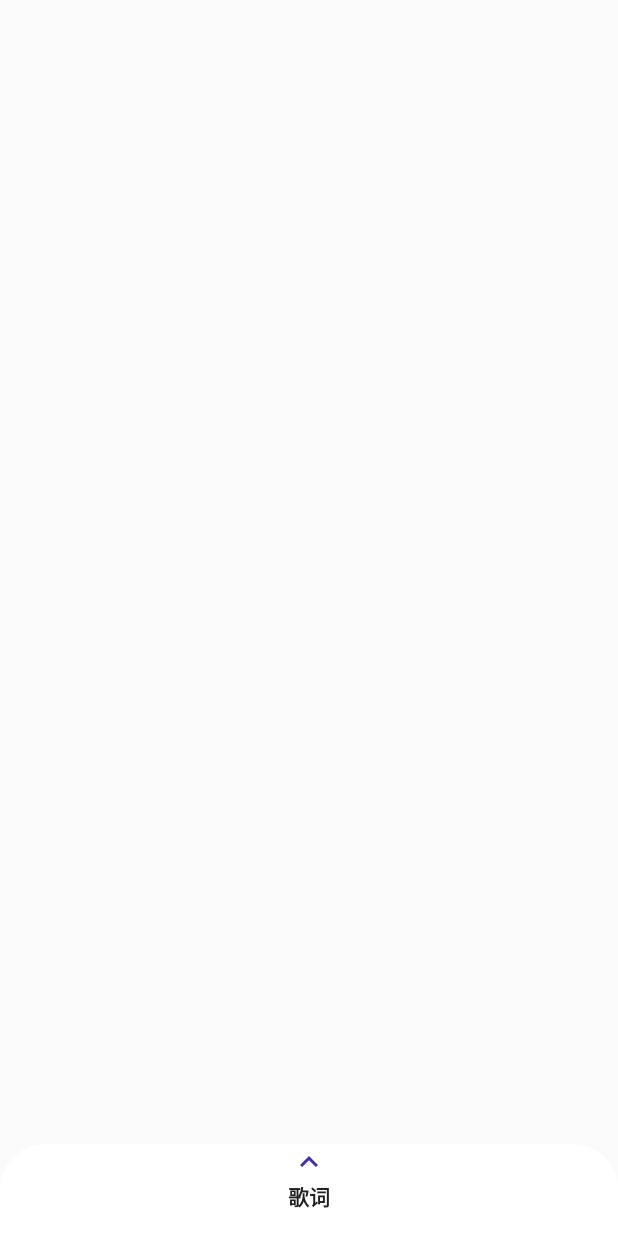
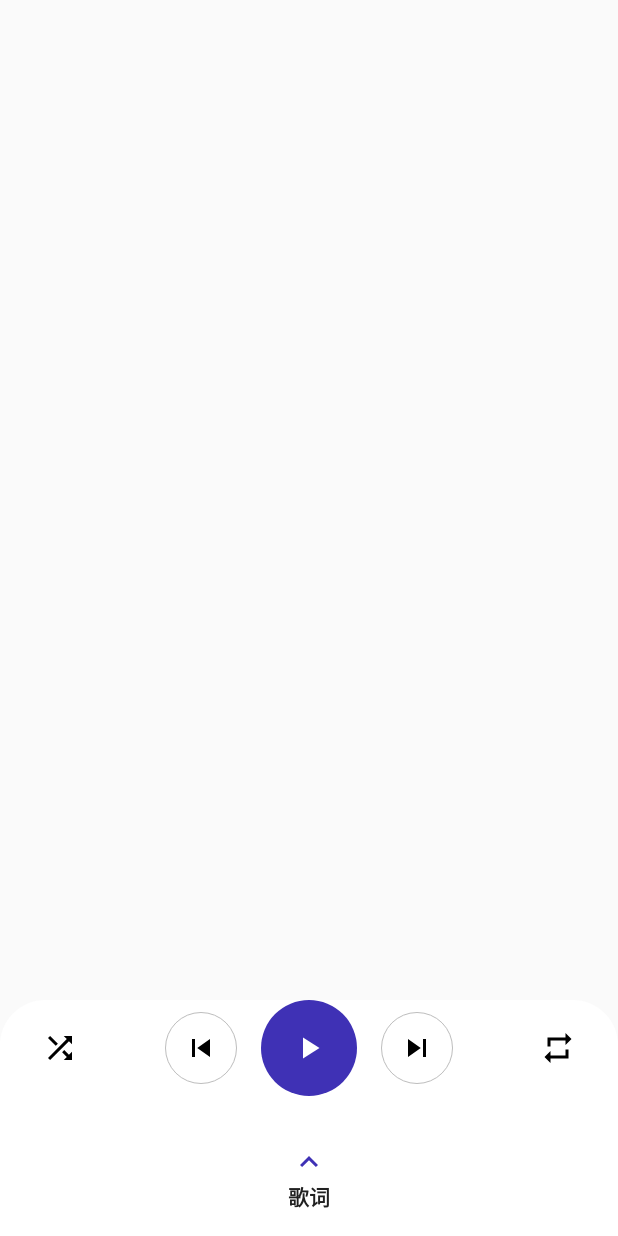
Before and after one commit to xiaoxiong1006/demo0501_MusicPlayerUIDesign, an Android app: the screen it shows after launch (MainActivity), on a phone screen of 412 x 824 dp. Before the commit the screen is almost empty. Run offline under Robolectric (Android 15) with nearby library versions, the phone set to English and light mode, and no system bars.

Commit message:
Feature:add play button groups view and fix play button background file name

```diff
--- a/app/src/main/res/layout/activity_main.xml
+++ b/app/src/main/res/layout/activity_main.xml
@@ -36,6 +36,72 @@
             android:contentDescription="@string/up_description"
             android:tint="@color/colorPrimary"/>
 
+        <ImageButton
+            android:id="@+id/button_play"
+            android:layout_width="64dp"
+            android:layout_height="64dp"
+            app:layout_constraintBottom_toTopOf="@+id/image_lyrics"
+            android:layout_marginBottom="32dp"
+            app:layout_constraintEnd_toEndOf="parent"
+            app:layout_constraintStart_toStartOf="parent"
+            android:src="@drawable/ic_play"
+            android:background="@drawable/play_button_background"
+            android:tint="@color/colorWhite"
+            android:contentDescription="@string/app_name"
+            android:padding="16dp"/>
+
+        <ImageButton
+            android:id="@+id/button_previous"
+            android:layout_width="48dp"
+            android:layout_height="48dp"
+            app:layout_constraintTop_toTopOf="@id/button_play"
+            app:layout_constraintBottom_toBottomOf="@id/button_play"
+            app:layout_constraintEnd_toStartOf="@id/button_play"
+            android:layout_marginEnd="16dp"
+            android:src="@drawable/ic_previous"
+            android:background="@drawable/next_previous_button_background"
+            android:padding="8dp"
+            android:contentDescription="@string/previous_description"/>
+
+        <ImageButton
+            android:id="@+id/button_next"
+            android:layout_width="48dp"
+            android:layout_height="48dp"
+            app:layout_constraintTop_toTopOf="@id/button_play"
+            app:layout_constraintBottom_toBottomOf="@id/button_play"
+            app:layout_constraintStart_toEndOf="@id/button_play"
+            android:layout_marginStart="16dp"
+            android:src="@drawable/ic_next"
+            android:background="@drawable/next_previous_button_background"
+            android:padding="8dp"
+            android:contentDescription="@string/next_description"/>
+
+        <ImageButton
+            android:id="@+id/button_shuffle"
+            android:layout_width="32dp"
+            android:layout_height="32dp"
+            app:layout_constraintTop_toTopOf="@id/button_play"
+            app:layout_constraintBottom_toBottomOf="@id/button_play"
+            app:layout_constraintStart_toStartOf="parent"
+            android:layout_marginStart="24dp"
+            android:src="@drawable/ic_shuffle"
+            android:background="@null"
+            android:contentDescription="@string/shuffle_description"/>
+
+        <ImageButton
+            android:id="@+id/button_repeat"
+            android:layout_width="32dp"
+            android:layout_height="32dp"
+            app:layout_constraintTop_toTopOf="@id/button_play"
+            app:layout_constraintBottom_toBottomOf="@id/button_play"
+            app:layout_constraintEnd_toEndOf="parent"
+            android:layout_marginEnd="24dp"
+            android:src="@drawable/ic_repeat"
+            android:background="@null"
+            android:contentDescription="@string/repeat_description"/>
+
+
+
 
     </androidx.constraintlayout.widget.ConstraintLayout>
 
```
Also changed, not shown: app/src/main/res/drawable/play_button_background.xml (renamed from app/src/main/res/drawable/paly_button_background.xml).
